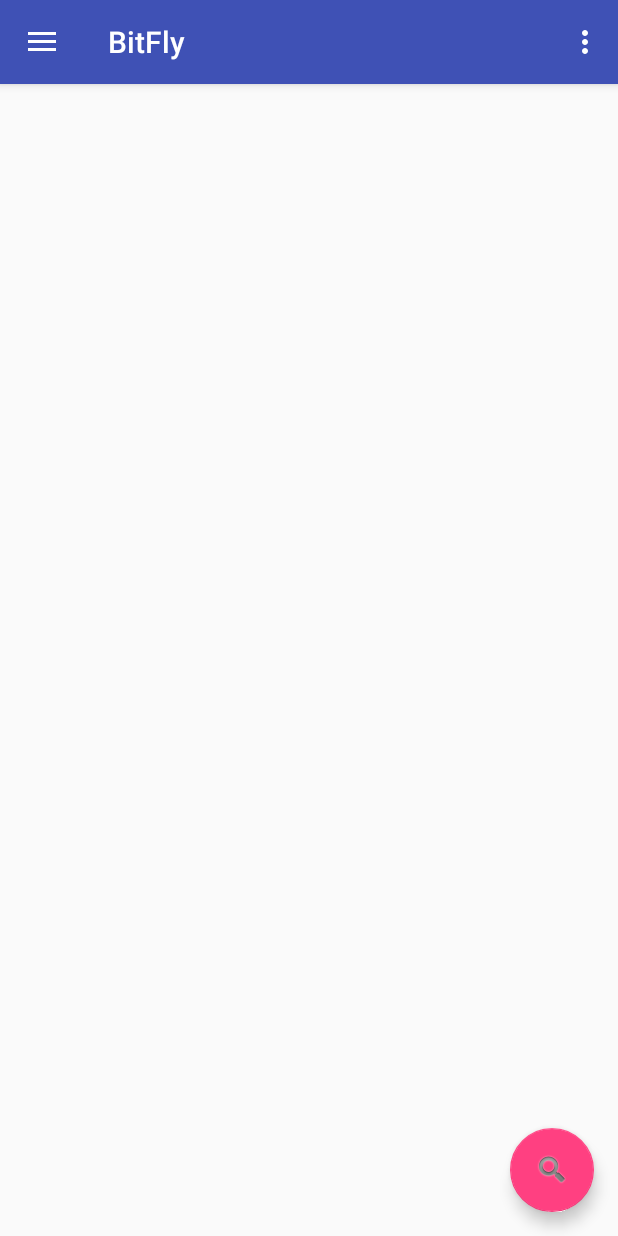
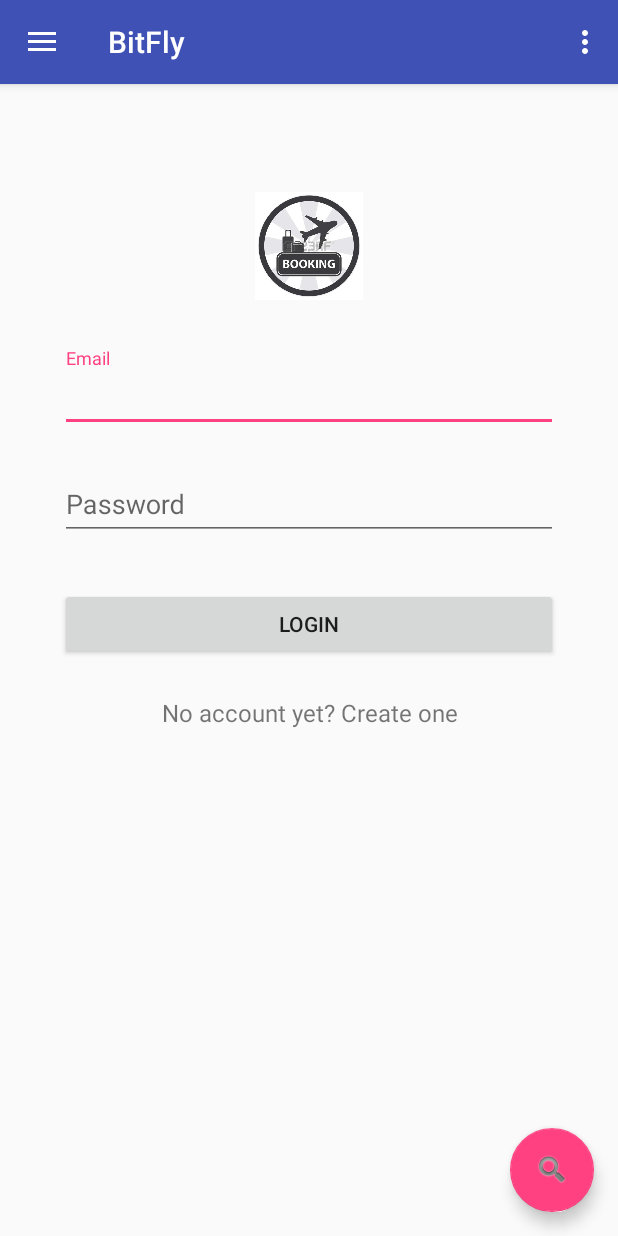
Before and after one commit to percy-g2/Flight_Booking, an Android app: the screen it shows after launch (MainActivity), after a tap on "Login", on a phone screen of 412 x 824 dp. Run offline under Robolectric (Android 15) with nearby library versions, the phone set to English and light mode, and no system bars; 1 other tap on this screen came first.

Commit message:
BitFly
Login UI and add google services json config file for google sign in

```diff
--- a/app/build.gradle
+++ b/app/build.gradle
@@ -1,9 +1,17 @@
 apply plugin: 'com.android.application'
+apply plugin: 'com.google.gms.google-services'
 
 android {
+    signingConfigs {
+        config {
+            keyAlias 'androdevlinux'
+            keyPassword 'xyz@215'
+            storeFile file('F:/KeyStore/BitFly.jks')
+            storePassword 'xyz@215'
+        }
+    }
     compileSdkVersion 24
     buildToolsVersion "24.0.2"
-
     defaultConfig {
         applicationId "com.androdevlinux.percy.bitfly"
         minSdkVersion 19
@@ -20,7 +28,7 @@ android {
 }
 
 dependencies {
-    compile fileTree(dir: 'libs', include: ['*.jar'])
+    compile fileTree(include: ['*.jar'], dir: 'libs')
     testCompile 'junit:junit:4.12'
     compile 'com.android.support:appcompat-v7:24.2.1'
     compile 'com.android.support:design:24.2.1'
--- a/app/src/main/java/com/androdevlinux/percy/bitfly/Core/Activities/MainActivity.java
+++ b/app/src/main/java/com/androdevlinux/percy/bitfly/Core/Activities/MainActivity.java
@@ -1,8 +1,11 @@
 package com.androdevlinux.percy.bitfly.Core.Activities;
 
+import android.app.Fragment;
+import android.app.FragmentTransaction;
 import android.os.Bundle;
 import android.support.design.widget.FloatingActionButton;
 import android.support.design.widget.Snackbar;
+import android.app.FragmentManager;
 import android.view.View;
 import android.support.design.widget.NavigationView;
 import android.support.v4.view.GravityCompat;
@@ -13,6 +16,7 @@ import android.support.v7.widget.Toolbar;
 import android.view.Menu;
 import android.view.MenuItem;
 
+import com.androdevlinux.percy.bitfly.Core.Fragments.Login;
 import com.androdevlinux.percy.bitfly.R;
 
 public class MainActivity extends AppCompatActivity
@@ -81,8 +85,11 @@ public class MainActivity extends AppCompatActivity
     public boolean onNavigationItemSelected(MenuItem item) {
         // Handle navigation view item clicks here.
         int id = item.getItemId();
+        Fragment fragment = null;
+        String title = getString(R.string.app_name);
 
         if (id == R.id.nav_login) {
+            fragment = new Login();
             // Handle the login action
         } else if (id == R.id.nav_search) {
 
@@ -96,6 +103,16 @@ public class MainActivity extends AppCompatActivity
 
         }*/
 
+        if (fragment != null) {
+            FragmentManager fragmentManager = getFragmentManager();
+            FragmentTransaction fragmentTransaction = fragmentManager.beginTransaction();
+            fragmentTransaction.replace(R.id.content_main, fragment);
+            fragmentTransaction.commit();
+
+            // set the toolbar title
+            getSupportActionBar().setTitle(title);
+        }
+
         DrawerLayout drawer = (DrawerLayout) findViewById(R.id.drawer_layout);
         drawer.closeDrawer(GravityCompat.START);
         return true;
--- /dev/null
+++ b/app/src/main/java/com/androdevlinux/percy/bitfly/Core/Fragments/Login.java
@@ -0,0 +1,48 @@
+package com.androdevlinux.percy.bitfly.Core.Fragments;
+
+import android.app.Activity;
+import android.app.Fragment;
+import android.os.Bundle;
+import android.view.LayoutInflater;
+import android.view.View;
+import android.view.ViewGroup;
+
+import com.androdevlinux.percy.bitfly.R;
+
+/**
+ * Created by percy on 24/09/2016.
+ */
+
+public class Login extends Fragment {
+
+    private View rootView;
+
+    void Login () {}
+
+    @Override
+    public void onCreate(Bundle savedInstanceState) {
+        super.onCreate(savedInstanceState);
+
+
+
+    }
+
+    @Override
+    public View onCreateView(LayoutInflater inflater, ViewGroup container,
+                             Bundle savedInstanceState) {
+        super.onCreate(savedInstanceState);
+        rootView = inflater.inflate(R.layout.login, container, false);
+
+        return rootView;
+    }
+
+    @Override
+    public void onAttach(Activity activity) {
+        super.onAttach(activity);
+    }
+
+    @Override
+    public void onDetach() {
+        super.onDetach();
+    }
+}
--- a/app/src/main/res/layout/content_main.xml
+++ b/app/src/main/res/layout/content_main.xml
@@ -3,6 +3,7 @@
     xmlns:app="http://schemas.android.com/apk/res-auto"
     xmlns:tools="http://schemas.android.com/tools"
     android:layout_width="match_parent"
+    android:id="@+id/content_main"
     android:layout_height="match_parent"
     android:paddingBottom="@dimen/activity_vertical_margin"
     android:paddingLeft="@dimen/activity_horizontal_margin"
--- /dev/null
+++ b/app/src/main/res/layout/login.xml
@@ -0,0 +1,65 @@
+<?xml version="1.0" encoding="utf-8"?>
+<ScrollView xmlns:android="http://schemas.android.com/apk/res/android"
+    android:layout_width="fill_parent"
+    android:layout_height="fill_parent"
+    android:fitsSystemWindows="true">
+
+    <LinearLayout
+        android:orientation="vertical"
+        android:layout_width="match_parent"
+        android:layout_height="wrap_content"
+        android:paddingTop="56dp"
+        android:paddingLeft="24dp"
+        android:paddingRight="24dp">
+
+        <ImageView android:src="@drawable/booking_icon"
+            android:layout_width="wrap_content"
+            android:layout_height="72dp"
+            android:layout_marginBottom="24dp"
+            android:layout_gravity="center_horizontal" />
+
+        <!-- Email Label -->
+        <android.support.design.widget.TextInputLayout
+            android:layout_width="match_parent"
+            android:layout_height="wrap_content"
+            android:layout_marginTop="8dp"
+            android:layout_marginBottom="8dp">
+            <EditText android:id="@+id/input_email"
+                android:layout_width="match_parent"
+                android:layout_height="wrap_content"
+                android:inputType="textEmailAddress"
+                android:hint="Email" />
+        </android.support.design.widget.TextInputLayout>
+
+        <!-- Password Label -->
+        <android.support.design.widget.TextInputLayout
+            android:layout_width="match_parent"
+            android:layout_height="wrap_content"
+            android:layout_marginTop="8dp"
+            android:layout_marginBottom="8dp">
+            <EditText android:id="@+id/input_password"
+                android:layout_width="match_parent"
+                android:layout_height="wrap_content"
+                android:inputType="textPassword"
+                android:hint="Password"/>
+        </android.support.design.widget.TextInputLayout>
+
+        <android.support.v7.widget.AppCompatButton
+            android:id="@+id/btn_login"
+            android:layout_width="fill_parent"
+            android:layout_height="wrap_content"
+            android:layout_marginTop="24dp"
+            android:layout_marginBottom="24dp"
+            android:padding="12dp"
+            android:text="Login"/>
+
+        <TextView android:id="@+id/link_signup"
+            android:layout_width="fill_parent"
+            android:layout_height="wrap_content"
+            android:layout_marginBottom="24dp"
+            android:text="No account yet? Create one"
+            android:gravity="center"
+            android:textSize="16dip"/>
+
+    </LinearLayout>
+</ScrollView>
```
Also changed, not shown: 1 other file.
